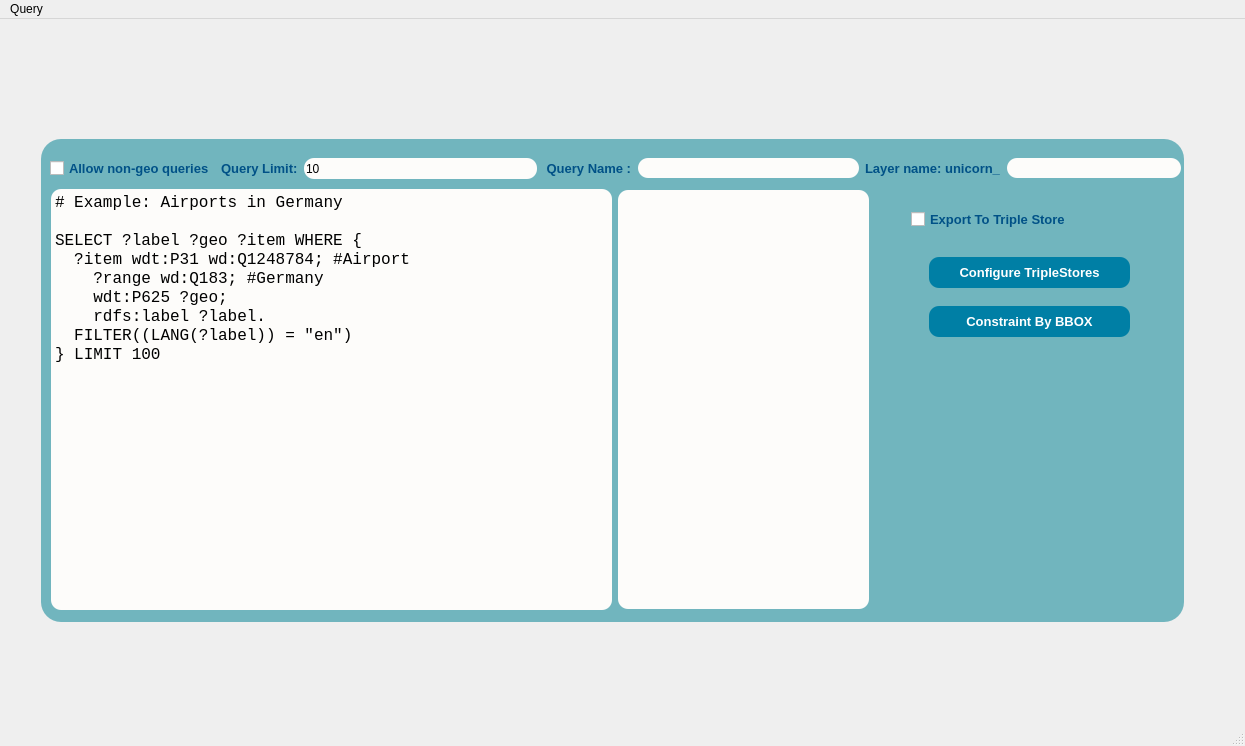
Above: dialogs/ui/sparql_unicorn_dialog_base.ui from sparqlunicorn/sparqlunicornGoesGIS before the change. Below: the same form after it.
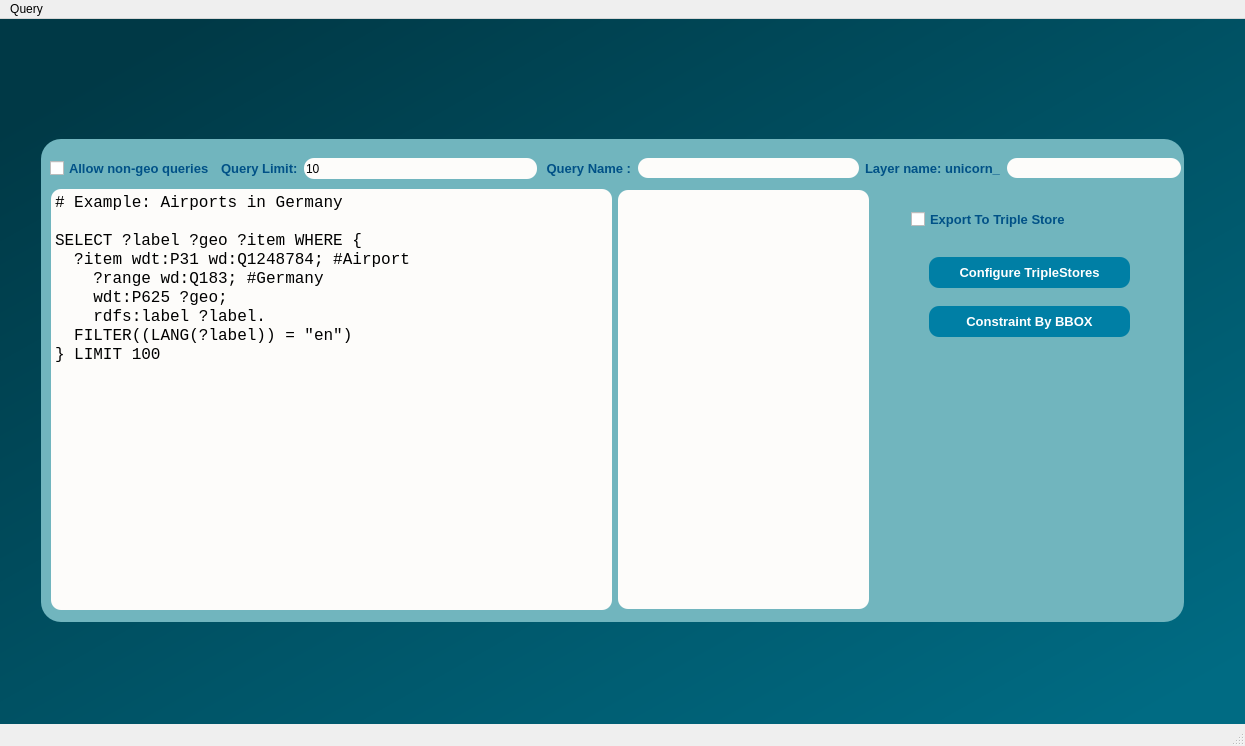
That is the form after the change.

Diff of the .ui file:
```diff
--- a/dialogs/ui/sparql_unicorn_dialog_base.ui
+++ b/dialogs/ui/sparql_unicorn_dialog_base.ui
@@ -14,6 +14,11 @@
    <string>MainWindow</string>
   </property>
   <widget class="QWidget" name="centralwidget">
+   <property name="styleSheet">
+    <string notr="true">QObject#centralwidget{
+background-color:qlineargradient(spread:pad, x1:0, y1:0, x2:1, y2:1, stop:0.0795455 rgba(0, 57, 70, 255), stop:0.5625 rgba(0, 85, 104, 255), stop:0.954545 rgba(0, 107, 131, 255));}
+</string>
+   </property>
    <widget class="QWidget" name="widget" native="true">
     <property name="geometry">
      <rect>
```
Left out of the diff: 14 changed lines with no effect on the pictures.
